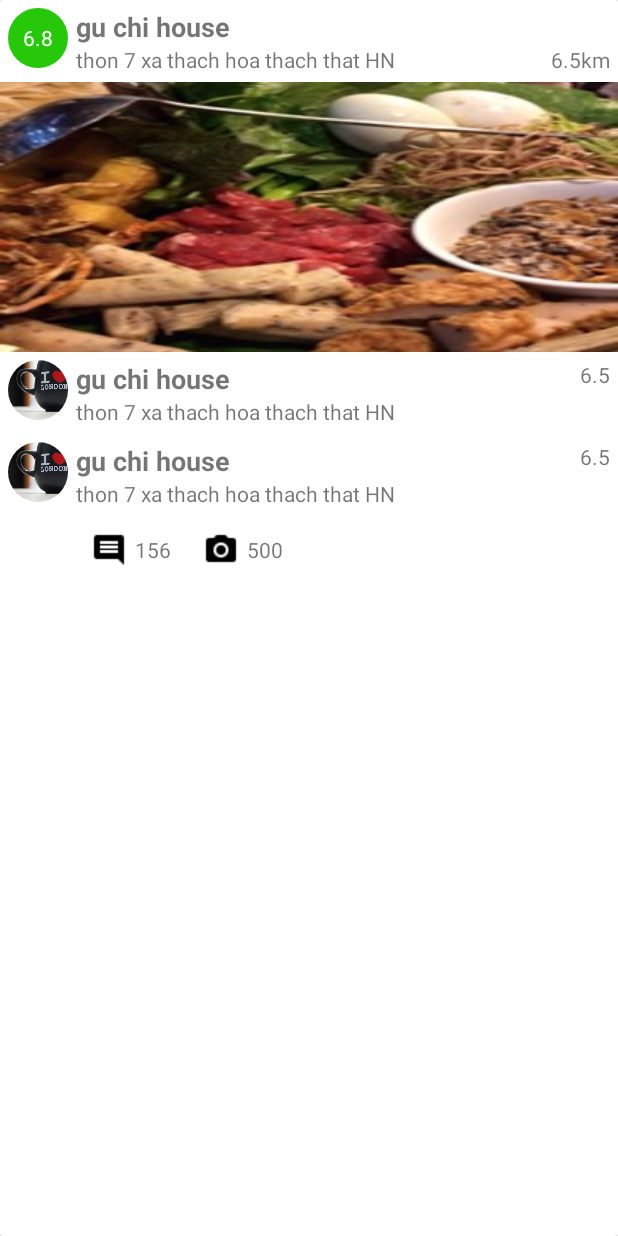
After one commit to zeno4499/ShareFoody, an Android app: the layout custom_layout_recyclerview_odau.xml on its own in the app's theme, with its tools: preview values and no code run, on a phone screen of 412 x 824 dp. The commit adds this screen. Run offline under Robolectric (Android 15) with nearby library versions, the phone set to English and light mode, and no system bars.

Commit message:
no message

```diff
--- a/FoodyRealTime/app/src/main/AndroidManifest.xml
+++ b/FoodyRealTime/app/src/main/AndroidManifest.xml
@@ -14,7 +14,6 @@
         <activity android:name=".View.RegisterActivity"></activity>
         <activity android:name=".View.ForgetPasswordActivity"></activity>
 
-        <activity android:name=".View.HomeActivity" />
         <activity android:name=".View.LoginActivity" />
         <activity android:name=".View.SlashScreenActivity">
             <intent-filter>
@@ -23,6 +22,7 @@
                 <category android:name="android.intent.category.LAUNCHER" />
             </intent-filter>
         </activity>
+        <activity android:name=".View.HomeActivity"></activity>
     </application>
 
 </manifest>
--- /dev/null
+++ b/FoodyRealTime/app/src/main/res/drawable/background_cycle.xml
@@ -0,0 +1,6 @@
+<?xml version="1.0" encoding="utf-8"?>
+<shape xmlns:android="http://schemas.android.com/apk/res/android"
+    android:shape="rectangle">
+    <solid android:color="#26C809" />
+    <corners android:radius="20dp" />
+</shape>
--- /dev/null
+++ b/FoodyRealTime/app/src/main/res/drawable/button_radius_5dp.xml
@@ -0,0 +1,7 @@
+<?xml version="1.0" encoding="utf-8"?>
+<shape xmlns:android="http://schemas.android.com/apk/res/android"
+    android:shape="rectangle">
+    <solid android:color="@color/colorPrimaryDark"/>
+    <corners android:radius="5dp"/>
+
+</shape>
--- a/FoodyRealTime/app/src/main/res/layout/activity_home.xml
+++ b/FoodyRealTime/app/src/main/res/layout/activity_home.xml
@@ -20,7 +20,7 @@
             app:srcCompat="@drawable/chuf" />
 
         <RadioGroup
-            android:id="@+id/radioGroup"
+            android:id="@+id/radioGroup_anGi_oDau"
             android:layout_width="wrap_content"
             android:layout_height="wrap_content"
             android:layout_gravity="center"
--- /dev/null
+++ b/FoodyRealTime/app/src/main/res/layout/custom_layout_recyclerview_odau.xml
@@ -0,0 +1,180 @@
+<?xml version="1.0" encoding="utf-8"?>
+<androidx.cardview.widget.CardView xmlns:android="http://schemas.android.com/apk/res/android"
+    android:layout_width="match_parent"
+    android:layout_height="match_parent">
+
+    <LinearLayout
+        android:layout_width="match_parent"
+        android:layout_height="wrap_content"
+        android:orientation="vertical">
+
+        <LinearLayout
+            android:layout_width="match_parent"
+            android:layout_height="wrap_content"
+            android:orientation="horizontal"
+            android:padding="5dp">
+
+            <TextView
+                android:layout_width="40dp"
+                android:layout_height="40dp"
+                android:layout_marginRight="5dp"
+                android:background="@drawable/background_cycle"
+                android:gravity="center"
+                android:text="6.8"
+                android:textColor="@color/colorAccent" />
+
+            <LinearLayout
+                android:layout_width="match_parent"
+                android:layout_height="wrap_content"
+                android:layout_weight="1"
+                android:orientation="vertical">
+
+                <TextView
+                    android:id="@+id/txtTenQuanAnODau"
+                    android:layout_width="match_parent"
+                    android:layout_height="wrap_content"
+                    android:text="gu chi house"
+                    android:textSize="18dp"
+                    android:textStyle="bold" />
+
+                <TextView
+                    android:layout_width="match_parent"
+                    android:layout_height="wrap_content"
+                    android:text="thon 7 xa thach hoa thach that HN" />
+            </LinearLayout>
+
+            <TextView
+                android:layout_width="wrap_content"
+                android:layout_height="match_parent"
+                android:gravity="bottom"
+                android:text="6.5km" />
+        </LinearLayout>
+
+        <ImageView
+            android:id="@+id/imageHinhQuanAnODau"
+            android:layout_width="match_parent"
+            android:layout_height="180dp"
+            android:scaleType="fitXY"
+            android:src="@drawable/hinhtest" />
+
+        <Button
+            android:id="@+id/btnDatMonODau"
+            android:layout_width="match_parent"
+            android:layout_height="wrap_content"
+            android:layout_margin="5dp"
+            android:background="@drawable/button_radius_5dp"
+            android:drawableTop="@drawable/ic_baseline_local_shipping_white_18dp"
+            android:text="@string/datmon"
+            android:textAllCaps="false"
+            android:textColor="@color/colorAccent"
+            android:visibility="gone" />
+        <!--comment-->
+        <LinearLayout
+            android:layout_width="match_parent"
+            android:layout_height="wrap_content"
+            android:orientation="horizontal"
+            android:padding="5dp">
+
+            <de.hdodenhof.circleimageview.CircleImageView
+                android:layout_width="40dp"
+                android:layout_height="40dp"
+                android:layout_marginRight="5dp"
+                android:gravity="center"
+                android:src="@drawable/backgrounddangnhap"
+                android:text="6.8"
+                android:textColor="@color/colorAccent" />
+
+            <LinearLayout
+                android:layout_width="match_parent"
+                android:layout_height="wrap_content"
+                android:layout_weight="1"
+                android:orientation="vertical">
+
+                <TextView
+                    android:layout_width="match_parent"
+                    android:layout_height="wrap_content"
+                    android:text="gu chi house"
+                    android:textSize="18dp"
+                    android:textStyle="bold" />
+
+                <TextView
+                    android:layout_width="match_parent"
+                    android:layout_height="wrap_content"
+                    android:text="thon 7 xa thach hoa thach that HN" />
+            </LinearLayout>
+
+            <TextView
+                android:layout_width="wrap_content"
+                android:layout_height="match_parent"
+                android:text="6.5" />
+        </LinearLayout>
+
+        <LinearLayout
+            android:layout_width="match_parent"
+            android:layout_height="wrap_content"
+            android:orientation="horizontal"
+            android:padding="5dp">
+
+            <de.hdodenhof.circleimageview.CircleImageView
+                android:layout_width="40dp"
+                android:layout_height="40dp"
+                android:layout_marginRight="5dp"
+                android:gravity="center"
+                android:src="@drawable/backgrounddangnhap"
+                android:text="6.8"
+                android:textColor="@color/colorAccent" />
+
+            <LinearLayout
+                android:layout_width="match_parent"
+                android:layout_height="wrap_content"
+                android:layout_weight="1"
+                android:orientation="vertical">
+
+                <TextView
+                    android:layout_width="match_parent"
+                    android:layout_height="wrap_content"
+                    android:text="gu chi house"
+                    android:textSize="18dp"
+                    android:textStyle="bold" />
+
+                <TextView
+                    android:layout_width="match_parent"
+                    android:layout_height="wrap_content"
+                    android:text="thon 7 xa thach hoa thach that HN" />
+            </LinearLayout>
+
+            <TextView
+                android:layout_width="wrap_content"
+                android:layout_height="match_parent"
+                android:text="6.5" />
+        </LinearLayout>
+
+        <LinearLayout
+            android:layout_width="match_parent"
+            android:layout_height="wrap_content"
+            android:layout_marginLeft="50dp">
+
+            <TextView
+                android:layout_width="wrap_content"
+                android:layout_height="wrap_content"
+                android:layout_margin="5dp"
+                android:drawableLeft="@drawable/ic_insert_comment_black_24dp"
+                android:drawablePadding="5dp"
+                android:gravity="center"
+                android:padding="5dp"
+                android:text="156" />
+
+            <TextView
+                android:layout_width="wrap_content"
+                android:layout_height="wrap_content"
+                android:layout_margin="5dp"
+                android:drawableLeft="@drawable/ic_photo_camera_black_24dp"
+                android:drawablePadding="5dp"
+                android:gravity="center"
+                android:padding="5dp"
+                android:text="500" />
+        </LinearLayout>
+
+
+    </LinearLayout>
+</androidx.cardview.widget.CardView>
--- a/FoodyRealTime/app/src/main/res/layout/fragment_an_gi.xml
+++ b/FoodyRealTime/app/src/main/res/layout/fragment_an_gi.xml
@@ -181,8 +181,10 @@
 
             </view>
 
+            <view
+                class="androidx.appcompat.app.AlertController$RecycleListView"
+                android:layout_width="match_parent"
+                android:layout_height="wrap_content"></view>
         </LinearLayout>
-
-
     </androidx.core.widget.NestedScrollView>
 </LinearLayout>
--- a/FoodyRealTime/app/src/main/res/values/strings.xml
+++ b/FoodyRealTime/app/src/main/res/values/strings.xml
@@ -40,5 +40,6 @@
     <string name="topmember">Top member</string>
     <!-- TODO: Remove or change this placeholder text -->
     <string name="hello_blank_fragment">Hello blank fragment</string>
+    <string name="datmon">Đặt món</string>
 
 </resources>
```
Also changed, not shown: FoodyRealTime/app/build.gradle (+6 -4 lines), FoodyRealTime/app/src/main/java/com/example/foodyrealtime/Adapter/AdapterRecyclerODau.java (added, +88 -0 lines), FoodyRealTime/app/src/main/java/com/example/foodyrealtime/Controller/Interface/ODauInterface.java (added, +9 -0 lines), FoodyRealTime/app/src/main/java/com/example/foodyrealtime/Controller/ODauController.java (added, +43 -0 lines), FoodyRealTime/app/src/main/java/com/example/foodyrealtime/Model/QuanAnModel.java (added, +131 -0 lines), FoodyRealTime/app/src/main/java/com/example/foodyrealtime/View/Fragments/ODauFragment.java (+17 -1 lines), FoodyRealTime/app/src/main/java/com/example/foodyrealtime/View/HomeActivity.java (+20 -1 lines), FoodyRealTime/app/src/main/res/layout/fragment_o_dau.xml (+14 -7 lines), FoodyRealTime/app/src/main/res/drawable-mdpi/hinhtest.jpg (added), FoodyRealTime/app/src/main/res/drawable-mdpi/ic_baseline_local_shipping_white_18dp.png (added), FoodyRealTime/app/src/main/res/drawable-mdpi/ic_insert_comment_black_24dp.png (added), FoodyRealTime/app/src/main/res/drawable-mdpi/ic_photo_camera_black_24dp.png (added).
